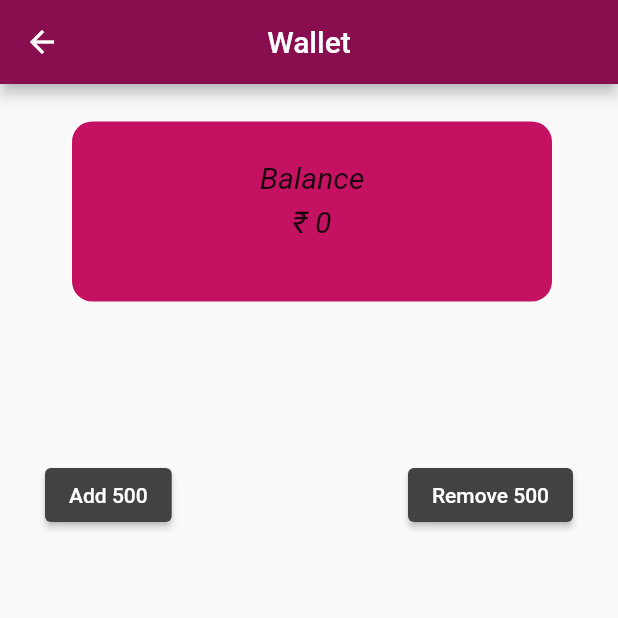
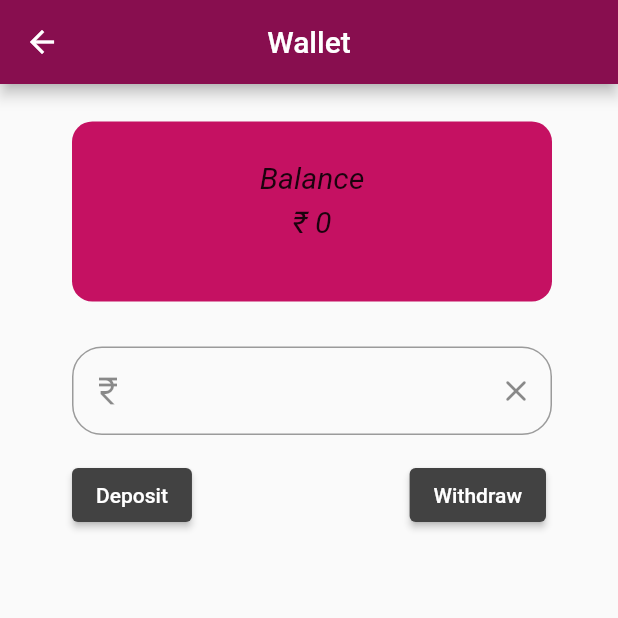
Before and after one commit to Prathik612/ticket_wallet_test, a Flutter app: the Wallet screen opened directly, on a phone screen of 412 x 824 dp, the top half of it. Run offline on Flutter 3.47's test engine with Material 2 defaults, Android fonts, the phone set to English and light mode, and no system bars.

Commit message:
custom amount

```diff
--- a/lib/wallet.dart
+++ b/lib/wallet.dart
@@ -9,6 +9,7 @@ class Wallet extends StatefulWidget {
 
 class _WalletState extends State<Wallet> {
   int balance = 0;
+  var textval = TextEditingController();
 
   @override
   Widget build(BuildContext context) {
@@ -57,24 +58,53 @@ class _WalletState extends State<Wallet> {
               ),
             ),
             Positioned(
+              top: 175,
+              left: 48,
+              child: Container(
+                width: 320,
+                child: TextField(
+                  controller: textval,
+                  decoration: InputDecoration(
+                    border: OutlineInputBorder(
+                      borderRadius: BorderRadius.circular(20),
+                      borderSide: const BorderSide(
+                        color: Colors.red,
+                      ),
+                    ),
+                    suffixIcon: IconButton(
+                      onPressed: () {
+                        textval.clear();
+                      },
+                      icon: const Icon(Icons.clear_rounded),
+                    ),
+                    prefixIcon: IconButton(
+                      onPressed: () {},
+                      icon: const Icon(Icons.currency_rupee),
+                    ),
+                  ),
+                ),
+              ),
+            ),
+            Positioned(
               top: 250,
-              left: 30,
+              left: 48,
               child: SizedBox(
                 child: ElevatedButton(
                   style: ElevatedButton.styleFrom(
                       backgroundColor: Colors.grey[800]),
                   onPressed: (() {
                     setState(() {
-                      balance += 500;
+                      String temp = textval.text.toString();
+                      balance += int.parse(temp);
                     });
                   }),
-                  child: const Text('Add 500'),
+                  child: const Text('Deposit'),
                 ),
               ),
             ),
             Positioned(
               top: 250,
-              right: 30,
+              right: 48,
               child: SizedBox(
                 child: ElevatedButton(
                   style: ElevatedButton.styleFrom(
@@ -82,7 +112,8 @@ class _WalletState extends State<Wallet> {
                   onPressed: (() {
                     setState(
                       () {
-                        if (balance <= 0) {
+                        String temp = textval.text.toString();
+                        if (balance <= 0 || int.parse(temp)>balance) {
                           showDialog<String>(
                             context: context,
                             builder: (BuildContext context) => AlertDialog(
@@ -96,12 +127,13 @@ class _WalletState extends State<Wallet> {
                             ),
                           );
                         } else {
-                          balance -= 500;
+                          String temp = textval.text.toString();
+                          balance -= int.parse(temp);
                         }
                       },
                     );
                   }),
-                  child: const Text('Remove 500'),
+                  child: const Text('Withdraw'),
                 ),
               ),
             ),
```
Also changed, not shown: lib/tickets.dart (+8 -2 lines).
